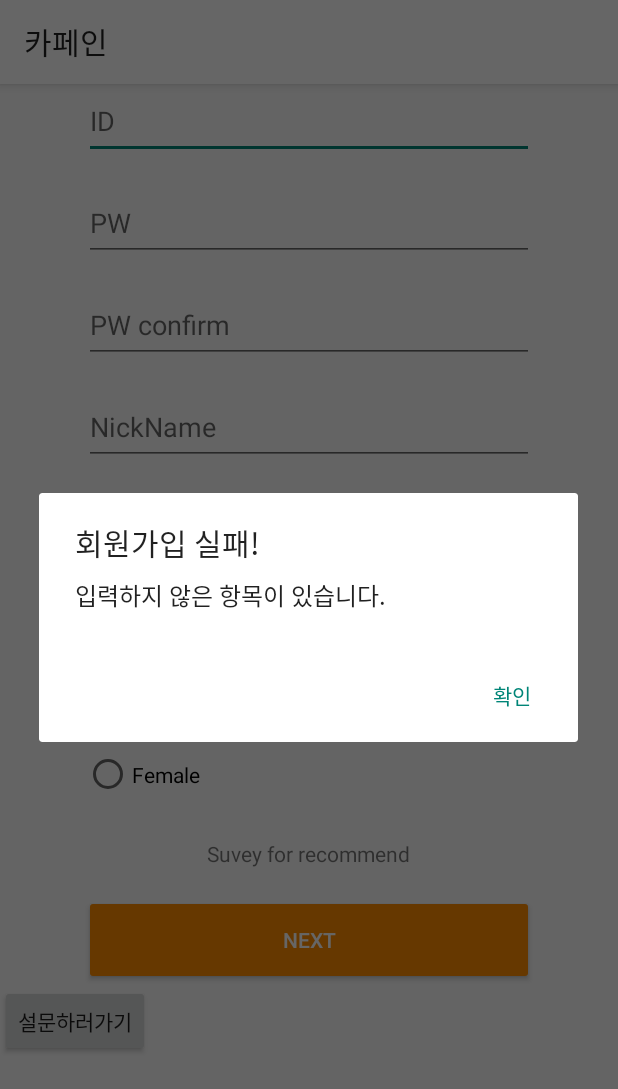
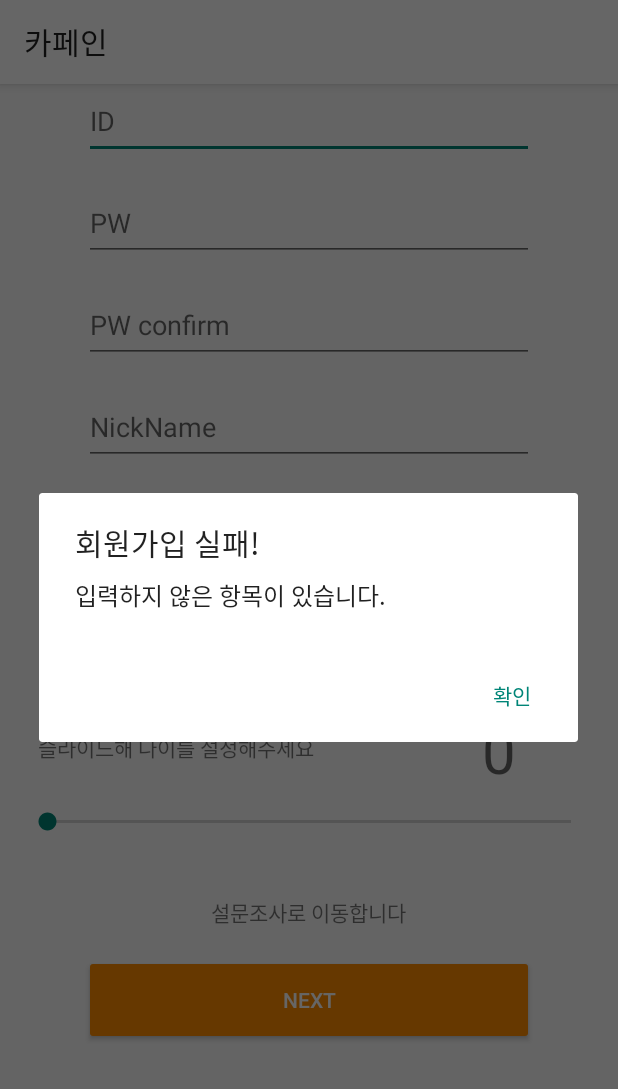
Before and after one commit to sgtlee99/CAFEIN_APP, an Android app: the SignupActivity screen opened directly, with no data from a screen before it, after a tap on "NEXT", on a phone screen of 412 x 824 dp. Shown: the top 1089 px of the screen. Run offline under Robolectric (Android 15) with nearby library versions, the light colour scheme and no system bars; our stand-ins replace Room's generated code.

Commit message:
설문조사 개정, 일부 레이아웃 수정, 로그인 API로 구현

```diff
--- a/app/src/main/java/DB_Dao_Helper/Login_API.kt
+++ b/app/src/main/java/DB_Dao_Helper/Login_API.kt
@@ -9,3 +9,8 @@ public interface Login_API {
     fun getLoginResponse(@Body user : Login_User) : Call<String>
 
 }
+//public interface Register_API {
+//    //register
+//    @POST("android/register")
+//    fun getRegisterResponse(@Body )
+//}
--- a/app/src/main/java/DB_Dao_Helper/Login_User.kt
+++ b/app/src/main/java/DB_Dao_Helper/Login_User.kt
@@ -9,3 +9,6 @@
         get(){return field}
         set(value){field = value}
 }
+//class Register_User {
+//
+//}
--- a/app/src/main/java/com/example/cafein_app/LoginActivity.kt
+++ b/app/src/main/java/com/example/cafein_app/LoginActivity.kt
@@ -73,7 +73,7 @@ class LoginActivity : AppCompatActivity() {
                     startLogin()
                 } else {
                     Log.d("RESPONSE : ", "FAILURE")
-                    Toast.makeText(this@LoginActivity, "[로그인 실패!]", Toast.LENGTH_SHORT).show()
+                    login_error_dialog("id not found")
                 }
             }
 
--- a/app/src/main/java/signuppack/SignupActivity.kt
+++ b/app/src/main/java/signuppack/SignupActivity.kt
@@ -9,6 +9,7 @@ import android.os.Bundle
 import android.text.TextWatcher
 import android.util.Log
 import android.widget.Button
+import android.widget.SeekBar
 import android.widget.Toast
 import androidx.appcompat.app.AlertDialog
 import androidx.appcompat.app.AppCompatActivity
@@ -21,11 +22,15 @@ import com.example.cafein_app.ResultActivity
 import kotlinx.android.synthetic.main.signup_activity.*
 
 //회원가입 과정
-//기초 정보 입력 (아이디, 비번, 닉네임 등) -> 설문조사 ->
+//기초 정보 입력 (아이디, 비번, 닉네임 등) -> 설문조사 -> 설문조사 결과창에서 모든 정보를 취합하여 웹서버로 전송함
 class SignupActivity : AppCompatActivity() {
     val TAG: String = "SIGNUP"
+
     var isExitBlank = false
     var isPWSame = false
+
+    var isOwner = false
+    var isMale = true
 
     override fun onCreate(savedInstanceState: Bundle?) {
         super.onCreate(savedInstanceState)
@@ -36,85 +41,62 @@ class SignupActivity : AppCompatActivity() {
         ).allowMainThreadQueries().build()
 
 
+        //스위치가 on 일때 => 점주일때 => true
+        switch_owner.setOnCheckedChangeListener { compoundButton, b ->
+            isOwner = switch_owner.isChecked
+        }
+        //라디오 버튼에 따라 성별 boolean 값 변경 : 남 -> ture
+        gender_group.setOnCheckedChangeListener { radioGroup, i ->
+            when (i) {
+                R.id.male_radioButton -> isMale = true
+                R.id.female_radioButton -> isMale = false
+            }
+        }
+        //seekbar로 나이 입력
+        var age = 0
+        var age_bar: SeekBar = findViewById(R.id.age_seekbar)
+        age_bar.setOnSeekBarChangeListener(object : SeekBar.OnSeekBarChangeListener {
+            override fun onProgressChanged(p0: SeekBar?, p1: Int, p2: Boolean) {
+                age_View.text = p1.toString()
+                age = p1
+            }
 
+            override fun onStartTrackingTouch(p0: SeekBar?) {}
+            override fun onStopTrackingTouch(p0: SeekBar?) {}
+        })
 
-        //설문조사로 이동
-        surveytest.setOnClickListener {
-            var intent = Intent(this, SurveryActivity ::class.java)
-            startActivity(intent)
-        }
-
-
-        val id = input_signupID.text.toString()
-        val pw = input_signupPW.text.toString()
-        val pw_cf = input_signupPW_confirm.text.toString()
-        val nick = input_signipNickname.text.toString()
-
-//        input_signipEmail.
         //회원가입
-        var signupnextbutton = findViewById<Button>(R.id.signuppage_NextButton)
-
-        signupnextbutton.setOnClickListener {
+        //Next 버튼 이벤트
+        signuppage_NextButton.setOnClickListener {
             //버튼이 눌렸다는걸 로그 전송
             Log.d(TAG, "회원버튼 -> 설문지 버튼 클릭")
-            //====회원가입 수행====
-            //아이디 비밀번호 비밀번호확인 닉네임 점주(스위치) 성별(체크박스)
-            //editText에 적힌 값을 받아옴
-
-
-
+            var id: String = input_signupID.text.toString()
+            var pw: String = input_signupPW.text.toString()
+            var pw_check: String = input_signupPW_confirm.text.toString()
+            var nick: String = input_signupNickname.text.toString()
+            var email: String = input_signupEmail.text.toString()
 
             //사용자가 입력항목을 다 채우지 않은 경우
-            if (id.isEmpty() || pw.isEmpty() || pw_cf.isEmpty() || nick.isEmpty()) {
-                isExitBlank = true
+            if ((pw != pw_check) || id.isEmpty() || nick.isEmpty() || email.isEmpty()) {
+                dialog("blank")
             } else {
-                if (pw == pw_cf) {
-                    isPWSame = true
-                }
-            }
+                Toast.makeText(this, "추천을 위한 설문조사를 시작합니다", Toast.LENGTH_SHORT).show()
 
-            if (!isExitBlank && isPWSame) { //입력항목이 다 채워진경우 && 비밀번호와 비밀번호 확인 일치
-                //회원가입 성공 토스트 메시지
-                Toast.makeText(this, "${nick}님 회원가입 성공입니다.", Toast.LENGTH_SHORT).show()
-
-                val sharedPreference = getSharedPreferences("fill name", Context.MODE_PRIVATE)
-                val editor = sharedPreference.edit()
-
-                editor.putString("id", id)
-                editor.putString("pw", pw)
-                editor.putString("nickname", nick)
-
-                editor.apply()
-                //★데이터 베이스에 저장★
-                db.dao().insert(USER(id,pw,nick))
-                //로그인 화면으로 이동
-                var intent = Intent(this, LoginActivity::class.java)
+                var intent = Intent(this, SurveryActivity::class.java)
+                intent.putExtra("signup_id", id)
+                intent.putExtra("signup_pw", pw)
+                intent.putExtra("signup_nick", nick)
+                intent.putExtra("signup_email", email)
+                intent.putExtra("signup_owner", isOwner)
+                intent.putExtra("signup_sex", isMale)
+                intent.putExtra("signup_age", age)
                 startActivity(intent)
-
-                val bun = bundleOf(
-                    "msg1" to id,
-                    "msg2" to pw,
-                    "msg3" to nick
-                )
-                intent.putExtras(bun)
-
-                //다음 설문조사로 이동
-//                var intent = Intent(this, ViewPager2::class.java)
-//                startActivity(intent)
-            } else {
-                //상태에따른 다이얼로그 띄우기
-                if (isExitBlank) { //작성안한 곳이 있을 경우
-                    dialog("blank") //다이얼로그 함수 만들어서 사용
-                } else if (!isPWSame) {//비밀번호가 확인 되지 않은경우
-                    dialog("not same")
-                }
             }
         }
     }
 
     fun dialog(type: String) {
         val dialog = AlertDialog.Builder(this)
-
         if (type.equals("blank")) {  //작성안한 곳이 있을 경우
             dialog.setTitle("회원가입 실패!")
             dialog.setMessage("입력하지 않은 항목이 있습니다.")
@@ -132,6 +114,9 @@ class SignupActivity : AppCompatActivity() {
         }
         dialog.setPositiveButton("확인", dialog_listener)
         dialog.show()
+    }
 
-    }
+
+
+
 }
--- a/app/src/main/res/layout/signup_activity.xml
+++ b/app/src/main/res/layout/signup_activity.xml
@@ -37,7 +37,7 @@
         />
 
     <EditText
-        android:id="@+id/input_signipNickname"
+        android:id="@+id/input_signupNickname"
         android:layout_width="300dp"
         android:layout_height="50dp"
         android:layout_gravity="center_horizontal"
@@ -45,7 +45,7 @@
         android:gravity="center_vertical"
         android:hint="NickName" />
     <EditText
-            android:id="@+id/input_signipEmail"
+            android:id="@+id/input_signupEmail"
             android:layout_width="300dp"
             android:layout_height="50dp"
             android:layout_gravity="center_horizontal"
@@ -54,7 +54,7 @@
             android:hint="E-mail" />
 
     <Switch
-        android:id="@+id/input_owner"
+        android:id="@+id/switch_owner"
         android:layout_width="wrap_content"
         android:layout_height="wrap_content"
         android:layout_gravity="center_horizontal"
@@ -63,32 +63,65 @@
         android:text="점주님 이신가요?" />
 
     <RadioGroup
+            android:id="@+id/gender_group"
         android:layout_width="match_parent"
-        android:layout_height="wrap_content">
+        android:layout_height="wrap_content"
+            android:orientation="horizontal">
 
         <RadioButton
-            android:id="@+id/male_radioButton2"
+            android:id="@+id/male_radioButton"
             android:layout_width="300dp"
             android:layout_height="50dp"
-            android:layout_gravity="center"
-            android:layout_marginTop="18dp"
-            android:text="Male" />
+            android:layout_weight="1"
+            android:layout_marginLeft="30dp"
+            android:text="남자" />
 
         <RadioButton
             android:id="@+id/female_radioButton"
             android:layout_width="300dp"
             android:layout_height="50dp"
+            android:layout_weight="1"
+            android:layout_marginLeft="30dp"
+
+            android:text="여자" />
+    </RadioGroup>
+    <LinearLayout
+            android:layout_width="match_parent"
+            android:layout_height="50dp"
+            android:orientation="horizontal">
+    <TextView
+            android:layout_width="wrap_content"
+            android:layout_height="wrap_content"
             android:layout_gravity="center"
-            android:text="Female" />
-    </RadioGroup>
+            android:text="슬라이드해 나이를 설정해주세요"
+            android:layout_marginLeft="25dp"
+            android:layout_weight="1"/>
+        <TextView
+                android:layout_width="wrap_content"
+                android:layout_height="wrap_content"
+                android:gravity="center"
+                android:hint="0"
+                android:textSize="40dp"
+                android:layout_weight="1"
+                android:layout_marginRight="30dp"
+                android:id="@+id/age_View"/>
+    </LinearLayout>
+        <SeekBar
+        android:layout_width="match_parent"
+        android:layout_height="wrap_content"
+        android:id="@+id/age_seekbar"
+        android:layout_margin="15dp"
+                android:max="80"
+                android:min="20"
+                android:progress="0"/>
 
     <TextView
-        android:layout_width="wrap_content"
-        android:layout_height="wrap_content"
-        android:layout_gravity="center"
-        android:layout_marginTop="18dp"
-        android:text="Suvey for recommend" />
-
+            android:layout_width="wrap_content"
+            android:layout_height="wrap_content"
+            android:text="설문조사로 이동합니다"
+            android:layout_marginTop="25dp"
+            android:layout_gravity="center"
+            />
     <Button
         android:id="@+id/signuppage_NextButton"
         android:layout_width="300dp"
@@ -99,9 +132,4 @@
         android:text="NEXT"
         android:textColor="#FFFFFFFF" />
 
-    <Button
-        android:id="@+id/surveytest"
-        android:layout_width="wrap_content"
-        android:layout_height="wrap_content"
-        android:text="설문하러가기" />
 </LinearLayout>
```
Also changed, not shown: app/src/main/java/com/example/cafein_app/ResultActivity.kt (+25 -50 lines), app/src/main/java/signuppack/SurveryActivity.kt (+36 -12 lines), app/src/main/res/layout/activity_survery.xml (+25 -6 lines).
